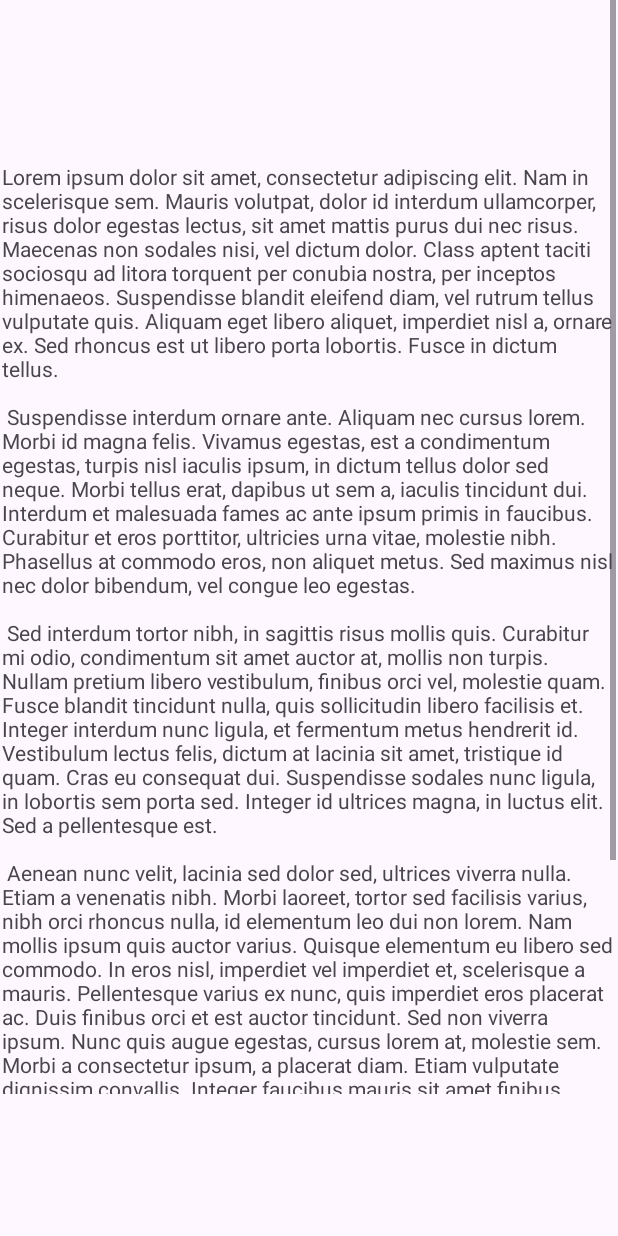
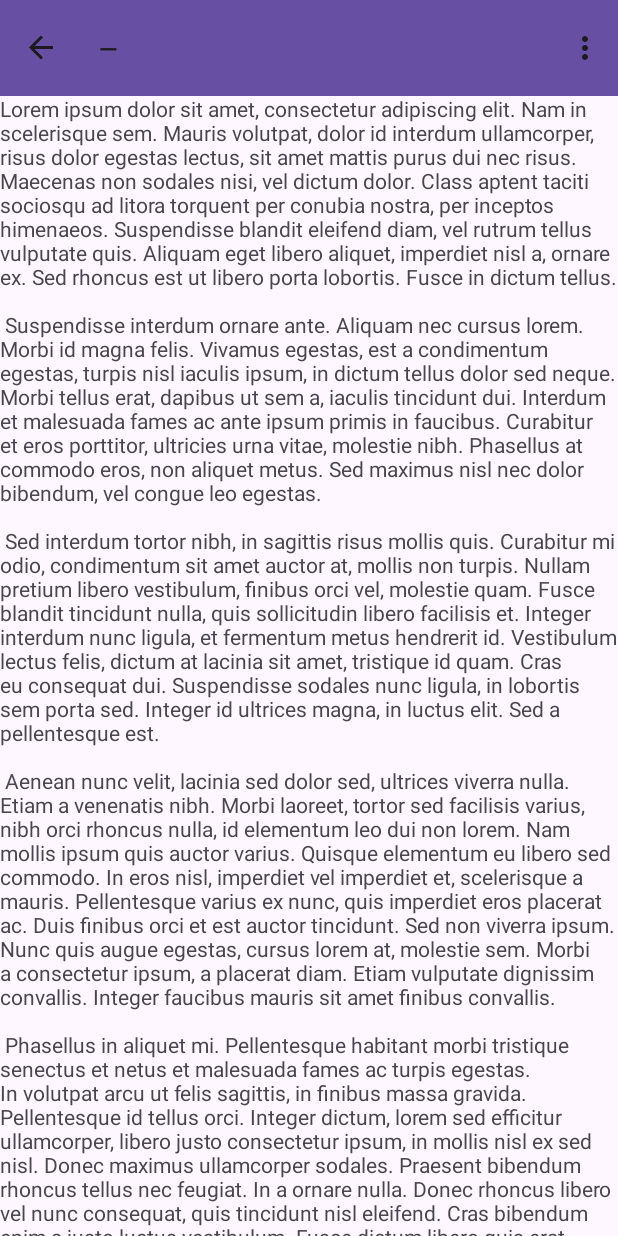
Before and after one commit to pasbi/ChordMate, an Android app: the AddFragment screen opened through its navigation route, after a tap on "Button", on a phone screen of 412 x 824 dp. Run offline under Robolectric (Android 15) with nearby library versions, the phone set to English and light mode, and no system bars; our stand-ins replace Room's generated code, navigation-ui.

Commit message:
delete songs and toolbar

```diff
--- a/app/src/main/java/de/pakab/chordmate/MainActivity.kt
+++ b/app/src/main/java/de/pakab/chordmate/MainActivity.kt
@@ -2,6 +2,9 @@ package de.pakab.chordmate
 
 import android.os.Bundle
 import androidx.appcompat.app.AppCompatActivity
+import androidx.appcompat.widget.Toolbar
+import androidx.navigation.fragment.findNavController
+import androidx.navigation.ui.setupActionBarWithNavController
 import de.pakab.chordmate.databinding.ActivityMainBinding
 
 class MainActivity : AppCompatActivity() {
@@ -11,6 +14,10 @@ class MainActivity : AppCompatActivity() {
         super.onCreate(savedInstanceState)
         binding = ActivityMainBinding.inflate(layoutInflater)
         setContentView(binding.root)
-//        setupActionBarWithNavController(findNavController(R.id.fragment))
+        val toolbar = findViewById<Toolbar>(R.id.toolbar)
+        setSupportActionBar(toolbar)
+        val navController = supportFragmentManager.findFragmentById(R.id.fragment)!!.findNavController()
+        setupActionBarWithNavController(navController)
+        toolbar.setNavigationOnClickListener { navController.popBackStack() }
     }
 }
--- a/app/src/main/java/de/pakab/chordmate/SongDao.kt
+++ b/app/src/main/java/de/pakab/chordmate/SongDao.kt
@@ -2,6 +2,7 @@ package de.pakab.chordmate
 
 import androidx.lifecycle.LiveData
 import androidx.room.Dao
+import androidx.room.Delete
 import androidx.room.Insert
 import androidx.room.OnConflictStrategy
 import androidx.room.Query
@@ -12,6 +13,9 @@ interface SongDao {
     @Insert(onConflict = OnConflictStrategy.IGNORE)
     suspend fun addSong(song: Song)
 
+    @Delete(entity = Song::class)
+    suspend fun deleteSong(song: Song)
+
     @Query("SELECT * FROM songs ORDER BY id ASC")
     fun readAllData(): LiveData<List<Song>>
 }
--- a/app/src/main/java/de/pakab/chordmate/fragments/SongFragment.kt
+++ b/app/src/main/java/de/pakab/chordmate/fragments/SongFragment.kt
@@ -2,11 +2,23 @@ package de.pakab.chordmate.fragments
 
 import android.os.Bundle
 import android.view.LayoutInflater
+import android.view.Menu
+import android.view.MenuInflater
+import android.view.MenuItem
 import android.view.View
 import android.view.ViewGroup
+import android.widget.Toast
+import androidx.appcompat.app.AlertDialog
+import androidx.appcompat.app.AppCompatActivity
+import androidx.core.view.MenuProvider
 import androidx.fragment.app.Fragment
+import androidx.lifecycle.Lifecycle
+import androidx.lifecycle.ViewModelProvider
+import androidx.navigation.fragment.findNavController
 import androidx.navigation.fragment.navArgs
+import de.pakab.chordmate.R
 import de.pakab.chordmate.databinding.FragmentSongBinding
+import de.pakab.chordmate.viewmodel.SongViewModel
 
 class SongFragment : Fragment() {
     private var _binding: FragmentSongBinding? = null
@@ -21,10 +33,46 @@ class SongFragment : Fragment() {
     ): View? {
         _binding = FragmentSongBinding.inflate(inflater, container, false)
         val view = binding.root
+        val toolbar = (activity as AppCompatActivity).supportActionBar!!
+        toolbar.title = "${args.currentSong.title} – ${args.currentSong.interpret}"
+        requireActivity().addMenuProvider(
+            object : MenuProvider {
+                override fun onCreateMenu(
+                    menu: Menu,
+                    menuInflater: MenuInflater,
+                ) {
+                    menu.clear()
+                    menuInflater.inflate(R.menu.menu_song, menu)
+                }
 
-        _binding!!.tvSongInterpret.text = args.currentSong.interpret
-        _binding!!.tvSongTitle.text = args.currentSong.title
-
+                override fun onMenuItemSelected(menuItem: MenuItem): Boolean =
+                    when (menuItem.itemId) {
+                        R.id.action_delete_song -> {
+                            AlertDialog
+                                .Builder(
+                                    requireContext(),
+                                ).setTitle("Delete ${args.currentSong.title} – ${args.currentSong.interpret}?")
+                                .setPositiveButton("Delete") { dialog, which -> deleteCurrentSong() }
+                                .setNegativeButton("Cancel") { dialog, which -> null }
+                                .create()
+                                .show()
+                            true
+                        }
+                        R.id.action_edit_song -> {
+                            Toast.makeText(requireContext(), "edit", Toast.LENGTH_SHORT).show()
+                            true
+                        }
+                        else -> false
+                    }
+            },
+            viewLifecycleOwner,
+            Lifecycle.State.RESUMED,
+        )
         return view
     }
+
+    fun deleteCurrentSong() {
+        ViewModelProvider(this)[SongViewModel::class.java].deleteSong(args.currentSong)
+        findNavController().navigate(SongFragmentDirections.actionSongFragmentToListFragment())
+    }
 }
--- a/app/src/main/java/de/pakab/chordmate/fragments/list/ListFragment.kt
+++ b/app/src/main/java/de/pakab/chordmate/fragments/list/ListFragment.kt
@@ -2,8 +2,13 @@ package de.pakab.chordmate.fragments.list
 
 import android.os.Bundle
 import android.view.LayoutInflater
+import android.view.Menu
+import android.view.MenuInflater
+import android.view.MenuItem
 import android.view.View
 import android.view.ViewGroup
+import android.widget.Toast
+import androidx.core.view.MenuProvider
 import androidx.fragment.app.Fragment
 import androidx.lifecycle.Observer
 import androidx.lifecycle.ViewModelProvider
@@ -44,6 +49,25 @@ class ListFragment : Fragment() {
         mSongsViewModel = ViewModelProvider(this)[SongViewModel::class.java]
         mSongsViewModel.readAllData.observe(viewLifecycleOwner, Observer { songs -> adapter.setData(songs) })
 
+        requireActivity().addMenuProvider(
+            object : MenuProvider {
+                override fun onCreateMenu(
+                    menu: Menu,
+                    menuInflater: MenuInflater,
+                ) {
+                    menu.clear()
+                    menuInflater.inflate(R.menu.menu_main, menu)
+                }
+
+                override fun onMenuItemSelected(menuItem: MenuItem): Boolean {
+                    if (menuItem.itemId == R.id.action_settings) {
+                        Toast.makeText(requireContext(), "Settings!", Toast.LENGTH_SHORT).show()
+                        return true
+                    }
+                    return false
+                }
+            },
+        )
         return view
     }
 
--- a/app/src/main/java/de/pakab/chordmate/repository/SongRepository.kt
+++ b/app/src/main/java/de/pakab/chordmate/repository/SongRepository.kt
@@ -12,4 +12,8 @@ class SongRepository(
     suspend fun addSong(song: Song) {
         songDao.addSong(song)
     }
+
+    suspend fun deleteSong(song: Song) {
+        songDao.deleteSong(song)
+    }
 }
--- a/app/src/main/java/de/pakab/chordmate/viewmodel/SongViewModel.kt
+++ b/app/src/main/java/de/pakab/chordmate/viewmodel/SongViewModel.kt
@@ -27,4 +27,10 @@ class SongViewModel(
             repository.addSong(song)
         }
     }
+
+    fun deleteSong(song: Song) {
+        viewModelScope.launch(Dispatchers.IO) {
+            repository.deleteSong(song)
+        }
+    }
 }
--- a/app/src/main/res/layout/activity_main.xml
+++ b/app/src/main/res/layout/activity_main.xml
@@ -1,24 +1,35 @@
 <?xml version="1.0" encoding="utf-8"?>
-<androidx.constraintlayout.motion.widget.MotionLayout xmlns:android="http://schemas.android.com/apk/res/android"
+<androidx.constraintlayout.widget.ConstraintLayout
+    xmlns:android="http://schemas.android.com/apk/res/android"
     xmlns:app="http://schemas.android.com/apk/res-auto"
     xmlns:tools="http://schemas.android.com/tools"
     android:layout_width="match_parent"
     android:layout_height="match_parent"
-    android:fitsSystemWindows="true"
-    app:layoutDescription="@xml/activity_main_scene"
-    tools:context=".MainActivity">
+    android:id="@+id/coordinatorLayout">
 
-    <fragment
+    <androidx.appcompat.widget.Toolbar
+        android:id="@+id/toolbar"
+        android:layout_width="match_parent"
+        android:layout_height="wrap_content"
+        android:background="?attr/colorPrimary"
+        android:minHeight="?attr/actionBarSize"
+        android:theme="?attr/actionBarTheme"
+        app:layout_constraintLeft_toLeftOf="parent"
+        app:layout_constraintRight_toRightOf="parent"
+        app:layout_constraintTop_toTopOf="parent" />
+
+    <androidx.fragment.app.FragmentContainerView
         android:id="@+id/fragment"
         android:name="androidx.navigation.fragment.NavHostFragment"
-        android:layout_width="409dp"
-        android:layout_height="729dp"
+        android:layout_width="match_parent"
+        android:layout_height="wrap_content"
         app:defaultNavHost="true"
-        app:layout_constraintBaseline_toBottomOf="parent"
-        app:layout_constraintEnd_toEndOf="parent"
+        app:layout_constraintBottom_toBottomOf="parent"
+        app:layout_constraintTop_toBottomOf="@id/toolbar"
+        app:layout_constraintLeft_toLeftOf="parent"
+        app:layout_constraintRight_toRightOf="parent"
         app:layout_constraintHorizontal_bias="0.5"
-        app:layout_constraintStart_toStartOf="parent"
-        app:layout_constraintTop_toTopOf="parent"
         app:navGraph="@navigation/nav_graph" />
 
-</androidx.constraintlayout.motion.widget.MotionLayout>
+
+</androidx.constraintlayout.widget.ConstraintLayout>
--- a/app/src/main/res/layout/fragment_song.xml
+++ b/app/src/main/res/layout/fragment_song.xml
@@ -19,23 +19,6 @@
             android:orientation="vertical">
 
             <TextView
-                android:id="@+id/tv_song_title"
-                android:layout_width="wrap_content"
-                android:layout_height="wrap_content"
-                android:layout_marginStart="8dp"
-                android:layout_marginTop="24dp"
-                android:text="Title"
-                android:textSize="24sp" />
-
-            <TextView
-                android:id="@+id/tv_song_interpret"
-                android:layout_width="wrap_content"
-                android:layout_height="wrap_content"
-                android:layout_marginStart="8dp"
-                android:layout_marginTop="8dp"
-                android:text="Interpret" />
-
-            <TextView
                 android:id="@+id/tv_song_content"
                 android:layout_width="match_parent"
                 android:layout_height="wrap_content"
--- /dev/null
+++ b/app/src/main/res/menu/menu_song.xml
@@ -0,0 +1,13 @@
+<menu xmlns:android="http://schemas.android.com/apk/res/android"
+xmlns:app="http://schemas.android.com/apk/res-auto"
+xmlns:tools="http://schemas.android.com/tools"
+tools:context="de.pakab.chordmate.MainActivity">
+<item
+    android:id="@+id/action_delete_song"
+    android:title="Delete"
+    app:showAsAction="never" />
+<item
+    android:id="@+id/action_edit_song"
+    android:title="Edit"
+    app:showAsAction="never" />
+</menu>
--- a/app/src/main/res/navigation/nav_graph.xml
+++ b/app/src/main/res/navigation/nav_graph.xml
@@ -7,38 +7,39 @@
     <fragment
         android:id="@+id/listFragment"
         android:name="de.pakab.chordmate.fragments.list.ListFragment"
-        android:label="fragment_list"
-        tools:layout="@layout/fragment_list" >
+        android:label="ChordMate"
+        tools:layout="@layout/fragment_list">
         <action
             android:id="@+id/action_listFragment_to_addFragment"
             app:destination="@id/addFragment"
-            app:enterAnim="@android:anim/cycle_interpolator" />
+            app:enterAnim="@android:anim/slide_in_left" />
         <action
             android:id="@+id/action_listFragment_to_songFragment"
+            app:destination="@id/songFragment"
+            app:enterAnim="@android:anim/slide_in_left"
+            app:exitAnim="@android:anim/slide_out_right" />
+    </fragment>
+    <fragment
+        android:id="@+id/addFragment"
+        android:name="de.pakab.chordmate.fragments.add.AddFragment"
+        android:label="Add Song"
+        tools:layout="@layout/fragment_add">
+        <action
+            android:id="@+id/action_addFragment_to_songFragment"
             app:destination="@id/songFragment"
             app:enterAnim="@android:anim/slide_in_left" />
     </fragment>
     <fragment
-        android:id="@+id/addFragment"
-        android:name="de.pakab.chordmate.fragments.add.AddFragment"
-        android:label="fragment_add"
-        tools:layout="@layout/fragment_add" >
-        <action
-            android:id="@+id/action_addFragment_to_songFragment"
-            app:destination="@id/songFragment" />
-    </fragment>
-    <fragment
         android:id="@+id/songFragment"
         android:name="de.pakab.chordmate.fragments.SongFragment"
-        android:label="fragment_song"
-        tools:layout="@layout/fragment_song" >
+        android:label="Song"
+        tools:layout="@layout/fragment_song">
+        <argument
+            android:name="currentSong"
+            app:argType="de.pakab.chordmate.model.Song" />
         <action
             android:id="@+id/action_songFragment_to_listFragment"
             app:destination="@id/listFragment"
-            app:enterAnim="@android:anim/slide_out_right"
-            app:exitAnim="@android:anim/slide_out_right" />
-        <argument
-            android:name="currentSong"
-            app:argType="de.pakab.chordmate.model.Song" />
+            app:enterAnim="@android:anim/fade_in" />
     </fragment>
 </navigation>
```
